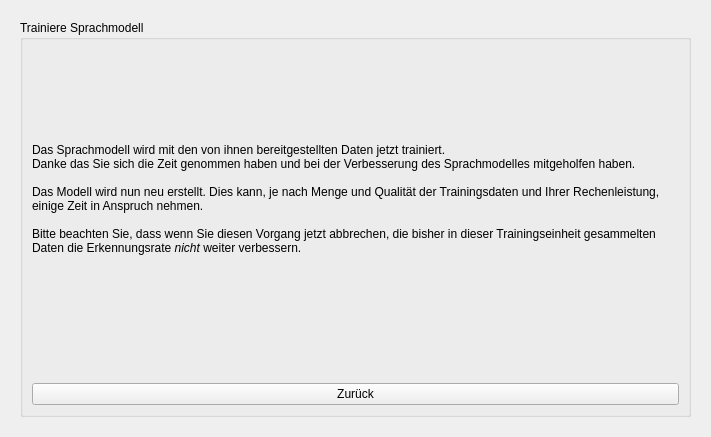
This is simon/src/simonmodelmanagementui/trainmain.ui in KDE/simon as Qt 5 draws it before an edit. The edited form follows.
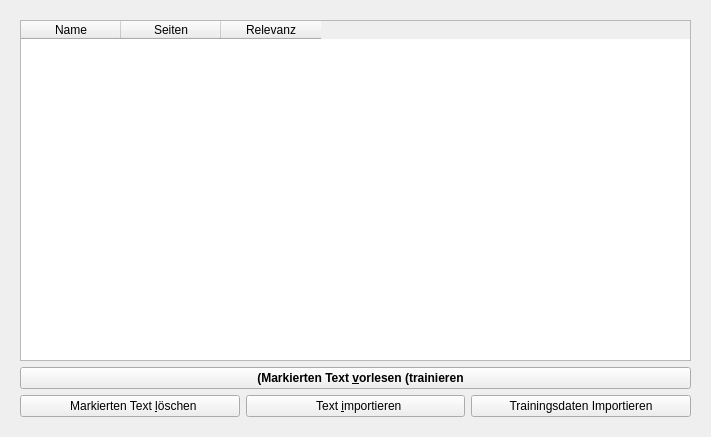
This is the edited form. The open tabs and pages were chosen to show the change. Icons and pictures are not drawn. Custom widgets are drawn as their Qt base class.

Commit message: Renaming modelcompilation to speechmodelcompilation to fit in with the rest; Added new way of tracking progress of operations via a central library. Adding support for different triggers for different plugins

What changed in the file:
```diff
--- a/simon/src/simonmodelmanagementui/trainmain.ui
+++ b/simon/src/simonmodelmanagementui/trainmain.ui
@@ -273,44 +273,6 @@
        </item>
       </layout>
      </widget>
-     <widget class="QWidget" name="page_2" >
-      <layout class="QVBoxLayout" >
-       <item>
-        <widget class="QGroupBox" name="gbCurrentlyTraining" >
-         <property name="title" >
-          <string>Trainiere Sprachmodell</string>
-         </property>
-         <layout class="QVBoxLayout" >
-          <item>
-           <widget class="QLabel" name="lbProgressInfo" >
-            <property name="text" >
-             <string>&lt;html>&lt;head>&lt;meta name="qrichtext" content="1" />&lt;style type="text/css">
-p, li { white-space: pre-wrap; }
-&lt;/style>&lt;/head>&lt;body style=" font-family:'Sans Serif'; font-size:9pt; font-weight:400; font-style:normal; text-decoration:none;">
-&lt;p style=" margin-top:0px; margin-bottom:0px; margin-left:0px; margin-right:0px; -qt-block-indent:0; text-indent:0px;">Das Sprachmodell wird mit den von ihnen bereitgestellten Daten jetzt trainiert.&lt;/p>
-&lt;p style=" margin-top:0px; margin-bottom:0px; margin-left:0px; margin-right:0px; -qt-block-indent:0; text-indent:0px;">Danke das Sie sich die Zeit genommen haben und bei der Verbesserung des Sprachmodelles mitgeholfen haben.&lt;/p>
-&lt;p style="-qt-paragraph-type:empty; margin-top:0px; margin-bottom:0px; margin-left:0px; margin-right:0px; -qt-block-indent:0; text-indent:0px;">&lt;/p>
-&lt;p style=" margin-top:0px; margin-bottom:0px; margin-left:0px; margin-right:0px; -qt-block-indent:0; text-indent:0px;">Das Modell wird nun neu erstellt. Dies kann, je nach Menge und Qualität der Trainingsdaten und Ihrer Rechenleistung, einige Zeit in Anspruch nehmen.&lt;/p>
-&lt;p style="-qt-paragraph-type:empty; margin-top:0px; margin-bottom:0px; margin-left:0px; margin-right:0px; -qt-block-indent:0; text-indent:0px;">&lt;/p>
-&lt;p style=" margin-top:0px; margin-bottom:0px; margin-left:0px; margin-right:0px; -qt-block-indent:0; text-indent:0px;">Bitte beachten Sie, dass wenn Sie diesen Vorgang jetzt abbrechen, die bisher in dieser Trainingseinheit gesammelten Daten die Erkennungsrate &lt;span style=" font-style:italic;">nicht&lt;/span> weiter verbessern.&lt;/p>&lt;br />&lt;/body>&lt;/html></string>
-            </property>
-            <property name="wordWrap" >
-             <bool>true</bool>
-            </property>
-           </widget>
-          </item>
-          <item>
-           <widget class="KPushButton" name="pbBackToMain2" >
-            <property name="text" >
-             <string>Zurück</string>
-            </property>
-           </widget>
-          </item>
-         </layout>
-        </widget>
-       </item>
-      </layout>
-     </widget>
     </widget>
    </item>
   </layout>
```
Left out of the diff: 14 changed lines with no effect on the pictures. The commit also changes 66 other files.
